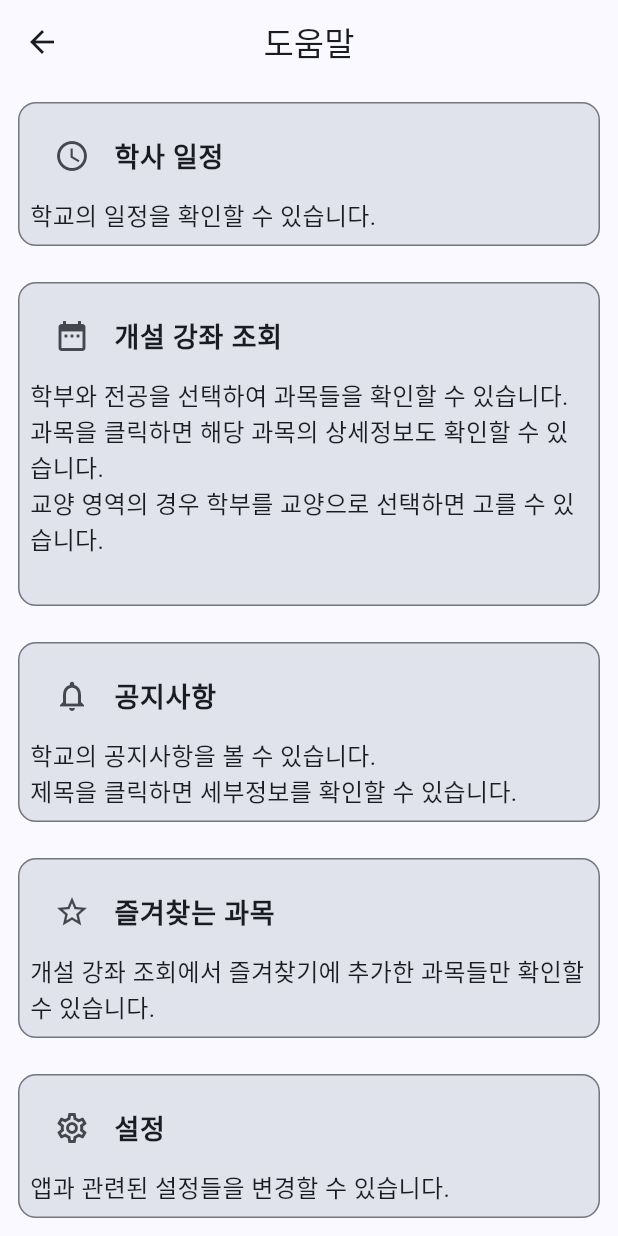
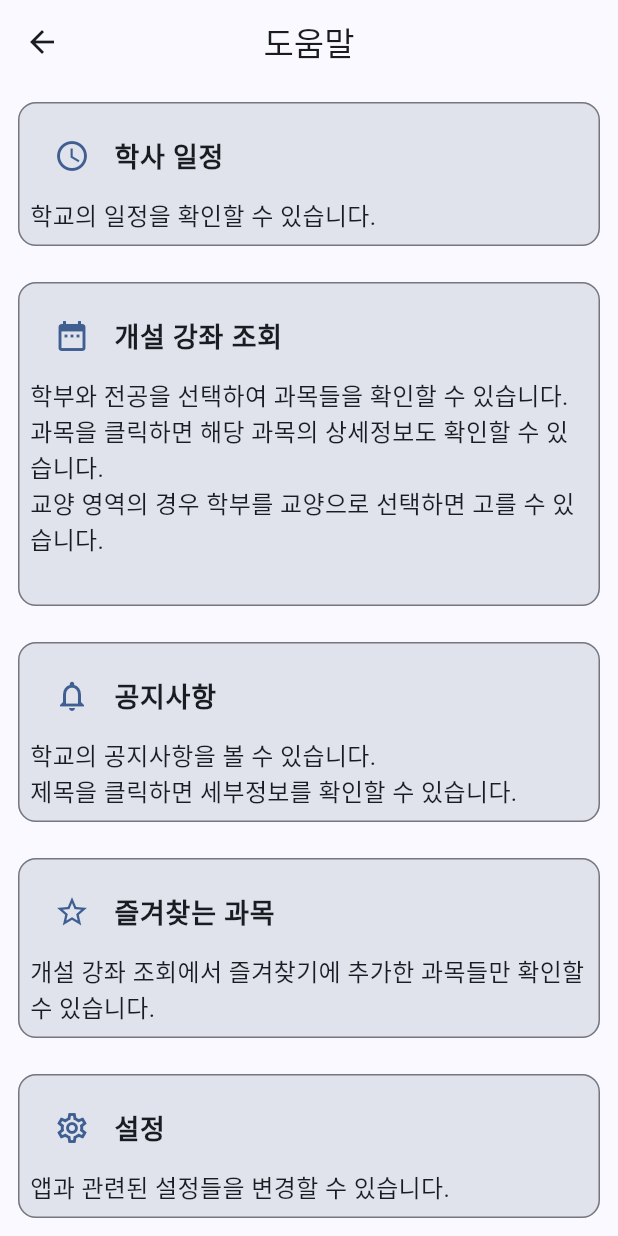
Before and after one commit to sun30812/suwon_mate, a Flutter app: the HelpPage screen opened by its route, on a phone screen of 412 x 824 dp. Run offline on Flutter 3.47's test engine with Material 2 defaults, Android fonts, the phone set to English and light mode, and no system bars; our stand-ins replace firebase_core, firebase_database, firebase_remote_config, flutter_html, flutter_riverpod, go_router and 2 more; accounts and stored records are empty; network calls fail.

Commit message:
InfoCard 디자인 수정
leading 아이콘 색상을 primary 색으로 출력하도록 변경

```diff
--- a/lib/styles/style_widget.dart
+++ b/lib/styles/style_widget.dart
@@ -501,7 +501,7 @@ class _InfoCardState extends State<InfoCard> {
                   style: const TextStyle(
                       fontWeight: FontWeight.bold, fontSize: 18.0),
                 ),
-                leading: Icon(widget.icon),
+                leading: Icon(widget.icon, color: Theme.of(context).primaryColor,),
               ),
               widget.detail
             ],
```
